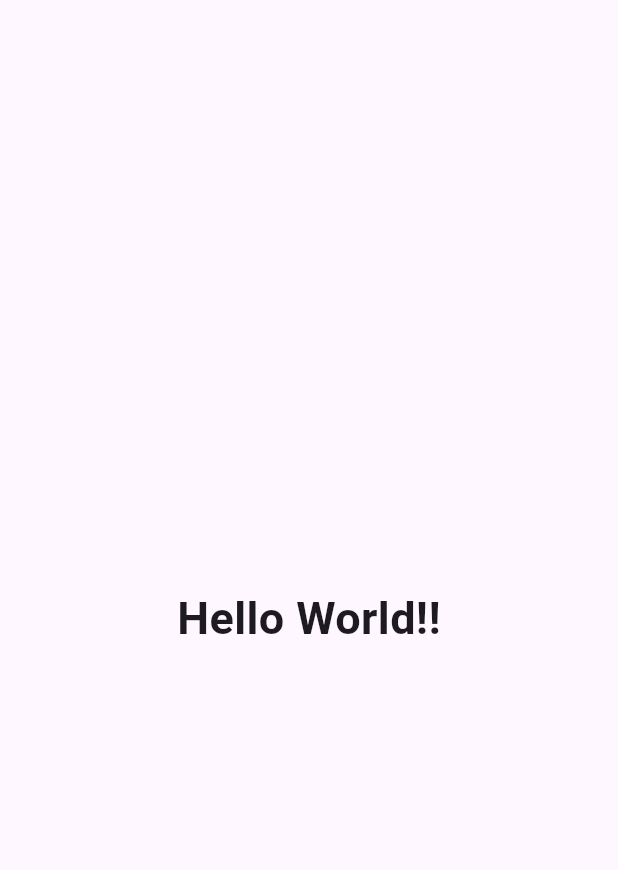
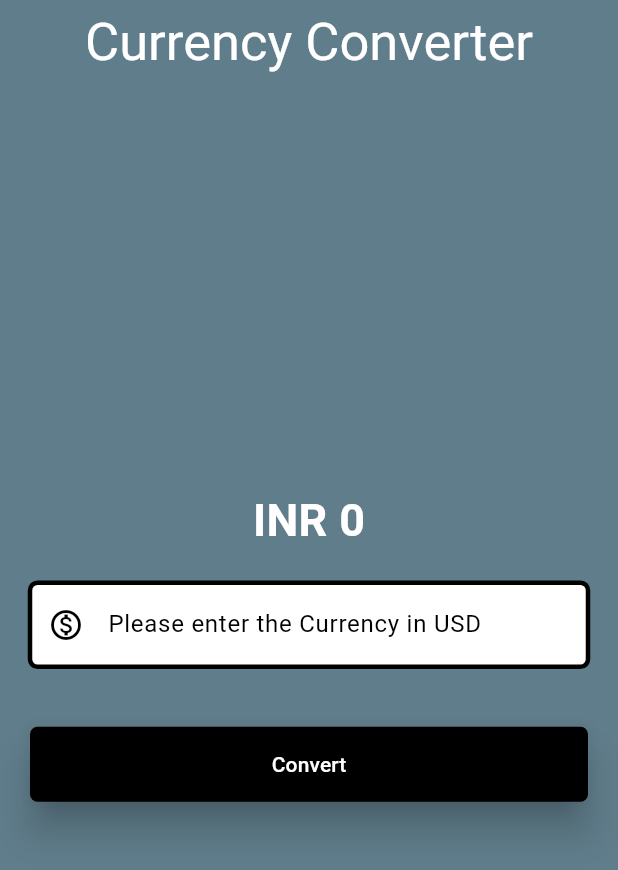
Before and after one commit to dhyey1015/learning-flutter, a Flutter app: the screen it shows after launch, on a phone screen of 412 x 824 dp. Shown: the top 870 px of the screen. Run offline on Flutter 3.47's test engine with Material 3 defaults, Android fonts, the phone set to English and light mode, and no system bars.

Commit message:
currency app is complete

```diff
--- a/flutter_currency_converter_project/lib/currency_converter_material_page.dart
+++ b/flutter_currency_converter_project/lib/currency_converter_material_page.dart
@@ -1,20 +1,107 @@
 import 'package:flutter/material.dart';
 
-class CurrencyConverterMaterialPage extends StatelessWidget {
+class CurrencyConverterMaterialPage extends StatefulWidget {
   const CurrencyConverterMaterialPage({super.key});
 
   @override
+  State<CurrencyConverterMaterialPage> createState() {
+    return _CurrencyConverterMaterialPageState();
+  }
+}
+
+class _CurrencyConverterMaterialPageState
+    extends State<CurrencyConverterMaterialPage> {
+  late double result = 0;
+  final TextEditingController textEditingController = TextEditingController();
+
+  @override
   Widget build(BuildContext context) {
-    return const Scaffold(
+    final border = OutlineInputBorder(
+      borderSide: const BorderSide(
+        color: Colors.black,
+        width: 3,
+        style: BorderStyle.solid,
+        strokeAlign: BorderSide.strokeAlignCenter,
+      ),
+      borderRadius: BorderRadius.circular(5),
+    );
+
+    return Scaffold(
+      backgroundColor: Colors.blueGrey,
+      appBar: AppBar(
+        backgroundColor: Colors.blueGrey,
+        title: const Text(
+          'Currency Converter',
+          style: TextStyle(color: Colors.white, fontSize: 35),
+        ),
+        centerTitle: true,
+      ),
       body: Center(
-          child: Column(
-        mainAxisAlignment: MainAxisAlignment.center,
-        children: [
-          Text(
-              style: TextStyle(fontSize: 30, fontWeight: FontWeight.bold),
-              'Hello World!!')
-        ],
-      )),
+        child: Column(
+          mainAxisAlignment: MainAxisAlignment.center,
+          children: [
+            Text(
+              'INR ${result != 0 ? result.toString() : result.toStringAsFixed(0)}',
+              style: const TextStyle(
+                color: Color.fromRGBO(255, 255, 255, 1),
+                fontSize: 30,
+                fontWeight: FontWeight.bold,
+              ),
+            ),
+            Padding(
+              padding: const EdgeInsets.all(20.0),
+              child: TextField(
+                controller: textEditingController,
+                style: const TextStyle(color: Colors.black),
+                decoration: InputDecoration(
+                  hintText: "Please enter the Currency in USD",
+                  hintStyle: const TextStyle(color: Colors.black),
+                  prefixIcon: const Icon(Icons.monetization_on_outlined),
+                  prefixIconColor: Colors.black,
+                  filled: true,
+                  fillColor: Colors.white,
+                  //this "border" is defined globally inside the function
+                  focusedBorder: border,
+                  enabledBorder: border,
+                ),
+                keyboardType: const TextInputType.numberWithOptions(
+                  decimal: true,
+                ),
+              ),
+            ),
+            Padding(
+              padding: const EdgeInsets.all(20),
+              child: ElevatedButton(
+                onPressed: () {
+                  setState(() {
+                    result = double.parse(textEditingController.text) * 83;
+                  });
+                },
+                style: ButtonStyle(
+                  elevation: const WidgetStatePropertyAll(10),
+                  backgroundColor: const WidgetStatePropertyAll(
+                    Color.fromRGBO(0, 0, 0, 1),
+                  ),
+                  foregroundColor: const WidgetStatePropertyAll(
+                    Colors.white,
+                  ),
+                  minimumSize: const WidgetStatePropertyAll(
+                    Size(double.infinity, 50),
+                  ),
+                  shape: WidgetStatePropertyAll(
+                    RoundedRectangleBorder(
+                      borderRadius: BorderRadius.circular(5),
+                    ),
+                  ),
+                ),
+                child: const Text(
+                  'Convert',
+                ),
+              ),
+            ),
+          ],
+        ),
+      ),
     );
   }
 }
```
